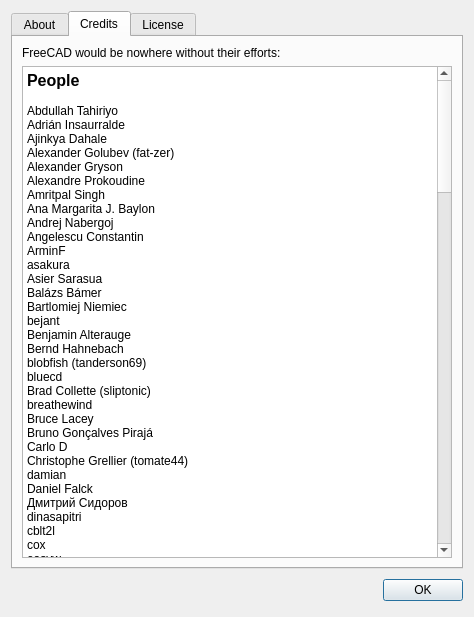
Old version of the form src/Gui/AboutApplication.ui in the repository southseact-3d/fcd.
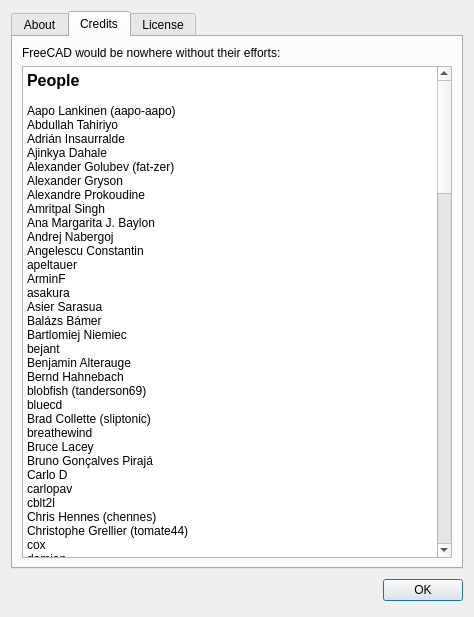
New version of the form. Icons and pictures are not drawn. Custom widgets are drawn as their Qt base class.

Commit message: Added new names to About-Credits info, tried to manually find new names from ~80 top public GitHub contributors.

The edit to the form file:
```diff
--- a/src/Gui/AboutApplication.ui
+++ b/src/Gui/AboutApplication.ui
@@ -307,6 +307,7 @@
 &lt;/style&gt;&lt;/head&gt;&lt;body style=&quot; font-family:'Fira Sans'; font-size:9pt; font-weight:400; font-style:normal;&quot;&gt;
 &lt;p style=&quot; margin-top:0px; margin-bottom:0px; margin-left:0px; margin-right:0px; -qt-block-indent:0; text-indent:0px;&quot;&gt;&lt;span style=&quot; font-size:12pt; font-weight:600;&quot;&gt;People&lt;/span&gt;&lt;/p&gt;
 &lt;p style=&quot;-qt-paragraph-type:empty; margin-top:0px; margin-bottom:0px; margin-left:0px; margin-right:0px; -qt-block-indent:0; text-indent:0px;&quot;&gt;&lt;br /&gt;&lt;/p&gt;
+&lt;p style=&quot; margin-top:0px; margin-bottom:0px; margin-left:0px; margin-right:0px; -qt-block-indent:0; text-indent:0px;&quot;&gt;Aapo Lankinen (aapo-aapo)&lt;/p&gt;
 &lt;p style=&quot; margin-top:0px; margin-bottom:0px; margin-left:0px; margin-right:0px; -qt-block-indent:0; text-indent:0px;&quot;&gt;Abdullah Tahiriyo&lt;/p&gt;
 &lt;p style=&quot; margin-top:0px; margin-bottom:0px; margin-left:0px; margin-right:0px; -qt-block-indent:0; text-indent:0px;&quot;&gt;Adrián Insaurralde&lt;/p&gt;
 &lt;p style=&quot; margin-top:0px; margin-bottom:0px; margin-left:0px; margin-right:0px; -qt-block-indent:0; text-indent:0px;&quot;&gt;Ajinkya Dahale&lt;/p&gt;
@@ -317,6 +318,7 @@
 &lt;p style=&quot; margin-top:0px; margin-bottom:0px; margin-left:0px; margin-right:0px; -qt-block-indent:0; text-indent:0px;&quot;&gt;Ana Margarita J. Baylon&lt;/p&gt;
 &lt;p style=&quot; margin-top:0px; margin-bottom:0px; margin-left:0px; margin-right:0px; -qt-block-indent:0; text-indent:0px;&quot;&gt;Andrej Nabergoj&lt;/p&gt;
 &lt;p style=&quot; margin-top:0px; margin-bottom:0px; margin-left:0px; margin-right:0px; -qt-block-indent:0; text-indent:0px;&quot;&gt;Angelescu Constantin&lt;/p&gt;
+&lt;p style=&quot; margin-top:0px; margin-bottom:0px; margin-left:0px; margin-right:0px; -qt-block-indent:0; text-indent:0px;&quot;&gt;apeltauer&lt;/p&gt;
 &lt;p style=&quot; margin-top:0px; margin-bottom:0px; margin-left:0px; margin-right:0px; -qt-block-indent:0; text-indent:0px;&quot;&gt;ArminF&lt;/p&gt;
 &lt;p style=&quot; margin-top:0px; margin-bottom:0px; margin-left:0px; margin-right:0px; -qt-block-indent:0; text-indent:0px;&quot;&gt;asakura&lt;/p&gt;
 &lt;p style=&quot; margin-top:0px; margin-bottom:0px; margin-left:0px; margin-right:0px; -qt-block-indent:0; text-indent:0px;&quot;&gt;Asier Sarasua&lt;/p&gt;
@@ -332,13 +334,19 @@
 &lt;p style=&quot; margin-top:0px; margin-bottom:0px; margin-left:0px; margin-right:0px; -qt-block-indent:0; text-indent:0px;&quot;&gt;Bruce Lacey&lt;/p&gt;
 &lt;p style=&quot; margin-top:0px; margin-bottom:0px; margin-left:0px; margin-right:0px; -qt-block-indent:0; text-indent:0px;&quot;&gt;Bruno Gonçalves Pirajá&lt;/p&gt;
 &lt;p style=&quot; margin-top:0px; margin-bottom:0px; margin-left:0px; margin-right:0px; -qt-block-indent:0; text-indent:0px;&quot;&gt;Carlo D&lt;/p&gt;
+&lt;p style=&quot; margin-top:0px; margin-bottom:0px; margin-left:0px; margin-right:0px; -qt-block-indent:0; text-indent:0px;&quot;&gt;carlopav&lt;/p&gt;
+&lt;p style=&quot; margin-top:0px; margin-bottom:0px; margin-left:0px; margin-right:0px; -qt-block-indent:0; text-indent:0px;&quot;&gt;cblt2l&lt;/p&gt;
+&lt;p style=&quot; margin-top:0px; margin-bottom:0px; margin-left:0px; margin-right:0px; -qt-block-indent:0; text-indent:0px;&quot;&gt;Chris Hennes (chennes)&lt;/p&gt;
 &lt;p style=&quot; margin-top:0px; margin-bottom:0px; margin-left:0px; margin-right:0px; -qt-block-indent:0; text-indent:0px;&quot;&gt;Christophe Grellier (tomate44)&lt;/p&gt;
+&lt;p style=&quot; margin-top:0px; margin-bottom:0px; margin-left:0px; margin-right:0px; -qt-block-indent:0; text-indent:0px;&quot;&gt;cox&lt;/p&gt;
 &lt;p style=&quot; margin-top:0px; margin-bottom:0px; margin-left:0px; margin-right:0px; -qt-block-indent:0; text-indent:0px;&quot;&gt;damian&lt;/p&gt;
 &lt;p style=&quot; margin-top:0px; margin-bottom:0px; margin-left:0px; margin-right:0px; -qt-block-indent:0; text-indent:0px;&quot;&gt;Daniel Falck&lt;/p&gt;
+&lt;p style=&quot; margin-top:0px; margin-bottom:0px; margin-left:0px; margin-right:0px; -qt-block-indent:0; text-indent:0px;&quot;&gt;Daniel Furtlehner (furti)&lt;/p&gt;
+&lt;p style=&quot; margin-top:0px; margin-bottom:0px; margin-left:0px; margin-right:0px; -qt-block-indent:0; text-indent:0px;&quot;&gt;Daniel Wood (dubstar-04)&lt;/p&gt;
+&lt;p style=&quot; margin-top:0px; margin-bottom:0px; margin-left:0px; margin-right:0px; -qt-block-indent:0; text-indent:0px;&quot;&gt;David Österberg (davidosterberg)&lt;/p&gt;
 &lt;p style=&quot; margin-top:0px; margin-bottom:0px; margin-left:0px; margin-right:0px; -qt-block-indent:0; text-indent:0px;&quot;&gt;Дмитрий Сидоров&lt;/p&gt;
 &lt;p style=&quot; margin-top:0px; margin-bottom:0px; margin-left:0px; margin-right:0px; -qt-block-indent:0; text-indent:0px;&quot;&gt;dinasapitri&lt;/p&gt;
-&lt;p style=&quot; margin-top:0px; margin-bottom:0px; margin-left:0px; margin-right:0px; -qt-block-indent:0; text-indent:0px;&quot;&gt;cblt2l&lt;/p&gt;
-&lt;p style=&quot; margin-top:0px; margin-bottom:0px; margin-left:0px; margin-right:0px; -qt-block-indent:0; text-indent:0px;&quot;&gt;cox&lt;/p&gt;
+&lt;p style=&quot; margin-top:0px; margin-bottom:0px; margin-left:0px; margin-right:0px; -qt-block-indent:0; text-indent:0px;&quot;&gt;Dion Moult (Moult)&lt;/p&gt;
 &lt;p style=&quot; margin-top:0px; margin-bottom:0px; margin-left:0px; margin-right:0px; -qt-block-indent:0; text-indent:0px;&quot;&gt;easyw&lt;/p&gt;
 &lt;p style=&quot; margin-top:0px; margin-bottom:0px; margin-left:0px; margin-right:0px; -qt-block-indent:0; text-indent:0px;&quot;&gt;Ediloren&lt;/p&gt;
 &lt;p style=&quot; margin-top:0px; margin-bottom:0px; margin-left:0px; margin-right:0px; -qt-block-indent:0; text-indent:0px;&quot;&gt;Eduardo Magdalena&lt;/p&gt;
@@ -347,10 +355,12 @@
 &lt;p style=&quot; margin-top:0px; margin-bottom:0px; margin-left:0px; margin-right:0px; -qt-block-indent:0; text-indent:0px;&quot;&gt;emmali73&lt;/p&gt;
 &lt;p style=&quot; margin-top:0px; margin-bottom:0px; margin-left:0px; margin-right:0px; -qt-block-indent:0; text-indent:0px;&quot;&gt;emills2&lt;/p&gt;
 &lt;p style=&quot; margin-top:0px; margin-bottom:0px; margin-left:0px; margin-right:0px; -qt-block-indent:0; text-indent:0px;&quot;&gt;emontra1&lt;/p&gt;
+&lt;p style=&quot; margin-top:0px; margin-bottom:0px; margin-left:0px; margin-right:0px; -qt-block-indent:0; text-indent:0px;&quot;&gt;Eric Trombly (etrombly)&lt;/p&gt;
 &lt;p style=&quot; margin-top:0px; margin-bottom:0px; margin-left:0px; margin-right:0px; -qt-block-indent:0; text-indent:0px;&quot;&gt;Ettore Atalan&lt;/p&gt;
 &lt;p style=&quot; margin-top:0px; margin-bottom:0px; margin-left:0px; margin-right:0px; -qt-block-indent:0; text-indent:0px;&quot;&gt;fandaL&lt;/p&gt;
 &lt;p style=&quot; margin-top:0px; margin-bottom:0px; margin-left:0px; margin-right:0px; -qt-block-indent:0; text-indent:0px;&quot;&gt;flachyjoe&lt;/p&gt;
 &lt;p style=&quot; margin-top:0px; margin-bottom:0px; margin-left:0px; margin-right:0px; -qt-block-indent:0; text-indent:0px;&quot;&gt;Федір&lt;/p&gt;
+&lt;p style=&quot; margin-top:0px; margin-bottom:0px; margin-left:0px; margin-right:0px; -qt-block-indent:0; text-indent:0px;&quot;&gt;Gabriel Wicke (gwicke)&lt;/p&gt;
 &lt;p style=&quot; margin-top:0px; margin-bottom:0px; margin-left:0px; margin-right:0px; -qt-block-indent:0; text-indent:0px;&quot;&gt;George Shuklin&lt;/p&gt;
 &lt;p style=&quot; margin-top:0px; margin-bottom:0px; margin-left:0px; margin-right:0px; -qt-block-indent:0; text-indent:0px;&quot;&gt;GeneFC&lt;/p&gt;
 &lt;p style=&quot; margin-top:0px; margin-bottom:0px; margin-left:0px; margin-right:0px; -qt-block-indent:0; text-indent:0px;&quot;&gt;Gerhard Scheepers&lt;/p&gt;
@@ -377,7 +387,7 @@
 &lt;p style=&quot; margin-top:0px; margin-bottom:0px; margin-left:0px; margin-right:0px; -qt-block-indent:0; text-indent:0px;&quot;&gt;ismailite&lt;/p&gt;
 &lt;p style=&quot; margin-top:0px; margin-bottom:0px; margin-left:0px; margin-right:0px; -qt-block-indent:0; text-indent:0px;&quot;&gt;Jan Rheinlaender&lt;/p&gt;
 &lt;p style=&quot; margin-top:0px; margin-bottom:0px; margin-left:0px; margin-right:0px; -qt-block-indent:0; text-indent:0px;&quot;&gt;javierMG&lt;/p&gt;
-&lt;p style=&quot; margin-top:0px; margin-bottom:0px; margin-left:0px; margin-right:0px; -qt-block-indent:0; text-indent:0px;&quot;&gt;Jean-Marie Verdun&lt;/p&gt;
+&lt;p style=&quot; margin-top:0px; margin-bottom:0px; margin-left:0px; margin-right:0px; -qt-block-indent:0; text-indent:0px;&quot;&gt;Jean-Marie Verdun (vejmarie)&lt;/p&gt;
 &lt;p style=&quot; margin-top:0px; margin-bottom:0px; margin-left:0px; margin-right:0px; -qt-block-indent:0; text-indent:0px;&quot;&gt;Jean-Pierre Granet&lt;/p&gt;
 &lt;p style=&quot; margin-top:0px; margin-bottom:0px; margin-left:0px; margin-right:0px; -qt-block-indent:0; text-indent:0px;&quot;&gt;Jee-Bee&lt;/p&gt;
 &lt;p style=&quot; margin-top:0px; margin-bottom:0px; margin-left:0px; margin-right:0px; -qt-block-indent:0; text-indent:0px;&quot;&gt;jeno&lt;/p&gt;
@@ -400,7 +410,7 @@
 &lt;p style=&quot; margin-top:0px; margin-bottom:0px; margin-left:0px; margin-right:0px; -qt-block-indent:0; text-indent:0px;&quot;&gt;Kresimir Tusek&lt;/p&gt;
 &lt;p style=&quot; margin-top:0px; margin-bottom:0px; margin-left:0px; margin-right:0px; -qt-block-indent:0; text-indent:0px;&quot;&gt;Kris Krn (Onesz)&lt;/p&gt;
 &lt;p style=&quot; margin-top:0px; margin-bottom:0px; margin-left:0px; margin-right:0px; -qt-block-indent:0; text-indent:0px;&quot;&gt;kunguz&lt;/p&gt;
-&lt;p style=&quot; margin-top:0px; margin-bottom:0px; margin-left:0px; margin-right:0px; -qt-block-indent:0; text-indent:0px;&quot;&gt;Kurt Kremitzki&lt;/p&gt;
+&lt;p style=&quot; margin-top:0px; margin-bottom:0px; margin-left:0px; margin-right:0px; -qt-block-indent:0; text-indent:0px;&quot;&gt;Kurt Kremitzki (kkremitzki)&lt;/p&gt;
 &lt;p style=&quot; margin-top:0px; margin-bottom:0px; margin-left:0px; margin-right:0px; -qt-block-indent:0; text-indent:0px;&quot;&gt;Laur Liuhka&lt;/p&gt;
 &lt;p style=&quot; margin-top:0px; margin-bottom:0px; margin-left:0px; margin-right:0px; -qt-block-indent:0; text-indent:0px;&quot;&gt;Lars&lt;/p&gt;
 &lt;p style=&quot; margin-top:0px; margin-bottom:0px; margin-left:0px; margin-right:0px; -qt-block-indent:0; text-indent:0px;&quot;&gt;Le Loup&lt;/p&gt;
@@ -415,10 +425,12 @@
 &lt;p style=&quot; margin-top:0px; margin-bottom:0px; margin-left:0px; margin-right:0px; -qt-block-indent:0; text-indent:0px;&quot;&gt;luzpaz (Kunda1)&lt;/p&gt;
 &lt;p style=&quot; margin-top:0px; margin-bottom:0px; margin-left:0px; margin-right:0px; -qt-block-indent:0; text-indent:0px;&quot;&gt;Manel (Quenzo)&lt;/p&gt;
 &lt;p style=&quot; margin-top:0px; margin-bottom:0px; margin-left:0px; margin-right:0px; -qt-block-indent:0; text-indent:0px;&quot;&gt;Марко Пејовић&lt;/p&gt;
+&lt;p style=&quot; margin-top:0px; margin-bottom:0px; margin-left:0px; margin-right:0px; -qt-block-indent:0; text-indent:0px;&quot;&gt;marioalexis84&lt;/p&gt;
 &lt;p style=&quot; margin-top:0px; margin-bottom:0px; margin-left:0px; margin-right:0px; -qt-block-indent:0; text-indent:0px;&quot;&gt;Marin F&lt;/p&gt;
 &lt;p style=&quot; margin-top:0px; margin-bottom:0px; margin-left:0px; margin-right:0px; -qt-block-indent:0; text-indent:0px;&quot;&gt;Mark Ganson (TheMarkster)&lt;/p&gt;
 &lt;p style=&quot; margin-top:0px; margin-bottom:0px; margin-left:0px; margin-right:0px; -qt-block-indent:0; text-indent:0px;&quot;&gt;Markus Hovorka (drhooves)&lt;/p&gt;
-&lt;p style=&quot; margin-top:0px; margin-bottom:0px; margin-left:0px; margin-right:0px; -qt-block-indent:0; text-indent:0px;&quot;&gt;Markus Lampert&lt;/p&gt;
+&lt;p style=&quot; margin-top:0px; margin-bottom:0px; margin-left:0px; margin-right:0px; -qt-block-indent:0; text-indent:0px;&quot;&gt;Markus Lampert (mlampert)&lt;/p&gt;
+&lt;p style=&quot; margin-top:0px; margin-bottom:0px; margin-left:0px; margin-right:0px; -qt-block-indent:0; text-indent:0px;&quot;&gt;Markus Reitboeck (mrpilot2)&lt;/p&gt;
 &lt;p style=&quot; margin-top:0px; margin-bottom:0px; margin-left:0px; margin-right:0px; -qt-block-indent:0; text-indent:0px;&quot;&gt;Marosh&lt;/p&gt;
 &lt;p style=&quot; margin-top:0px; margin-bottom:0px; margin-left:0px; margin-right:0px; -qt-block-indent:0; text-indent:0px;&quot;&gt;Masaya Ootsuki&lt;/p&gt;
 &lt;p style=&quot; margin-top:0px; margin-bottom:0px; margin-left:0px; margin-right:0px; -qt-block-indent:0; text-indent:0px;&quot;&gt;Mateusz Skowroński (f3nix)&lt;/p&gt;
@@ -441,8 +453,8 @@
 &lt;p style=&quot; margin-top:0px; margin-bottom:0px; margin-left:0px; margin-right:0px; -qt-block-indent:0; text-indent:0px;&quot;&gt;Ori222&lt;/p&gt;
 &lt;p style=&quot; margin-top:0px; margin-bottom:0px; margin-left:0px; margin-right:0px; -qt-block-indent:0; text-indent:0px;&quot;&gt;Pablo Gil&lt;/p&gt;
 &lt;p style=&quot; margin-top:0px; margin-bottom:0px; margin-left:0px; margin-right:0px; -qt-block-indent:0; text-indent:0px;&quot;&gt;Pasi Kukkola&lt;/p&gt;
-&lt;p style=&quot; margin-top:0px; margin-bottom:0px; margin-left:0px; margin-right:0px; -qt-block-indent:0; text-indent:0px;&quot;&gt;Paul Lee&lt;/p&gt;
-&lt;p style=&quot; margin-top:0px; margin-bottom:0px; margin-left:0px; margin-right:0px; -qt-block-indent:0; text-indent:0px;&quot;&gt;Pekka Roivainen&lt;/p&gt;
+&lt;p style=&quot; margin-top:0px; margin-bottom:0px; margin-left:0px; margin-right:0px; -qt-block-indent:0; text-indent:0px;&quot;&gt;Paul Lee (paullee0)&lt;/p&gt;
+&lt;p style=&quot; margin-top:0px; margin-bottom:0px; margin-left:0px; margin-right:0px; -qt-block-indent:0; text-indent:0px;&quot;&gt;Pekka Roivainen (pekkaroi)&lt;/p&gt;
 &lt;p style=&quot; margin-top:0px; margin-bottom:0px; margin-left:0px; margin-right:0px; -qt-block-indent:0; text-indent:0px;&quot;&gt;Peta T&lt;/p&gt;
 &lt;p style=&quot; margin-top:0px; margin-bottom:0px; margin-left:0px; margin-right:0px; -qt-block-indent:0; text-indent:0px;&quot;&gt;Peter Hageman&lt;/p&gt;
 &lt;p style=&quot; margin-top:0px; margin-bottom:0px; margin-left:0px; margin-right:0px; -qt-block-indent:0; text-indent:0px;&quot;&gt;Peter Klofutar&lt;/p&gt;
@@ -457,12 +469,12 @@
 &lt;p style=&quot; margin-top:0px; margin-bottom:0px; margin-left:0px; margin-right:0px; -qt-block-indent:0; text-indent:0px;&quot;&gt;Refael Moya (bitacovir)&lt;/p&gt;
 &lt;p style=&quot; margin-top:0px; margin-bottom:0px; margin-left:0px; margin-right:0px; -qt-block-indent:0; text-indent:0px;&quot;&gt;rako&lt;/p&gt;
 &lt;p style=&quot; margin-top:0px; margin-bottom:0px; margin-left:0px; margin-right:0px; -qt-block-indent:0; text-indent:0px;&quot;&gt;Raulshc&lt;/p&gt;
-&lt;p style=&quot; margin-top:0px; margin-bottom:0px; margin-left:0px; margin-right:0px; -qt-block-indent:0; text-indent:0px;&quot;&gt;realthunder&lt;/p&gt;
 &lt;p style=&quot; margin-top:0px; margin-bottom:0px; margin-left:0px; margin-right:0px; -qt-block-indent:0; text-indent:0px;&quot;&gt;Renato Rebelo&lt;/p&gt;
 &lt;p style=&quot; margin-top:0px; margin-bottom:0px; margin-left:0px; margin-right:0px; -qt-block-indent:0; text-indent:0px;&quot;&gt;Renato Rivoira&lt;/p&gt;
 &lt;p style=&quot; margin-top:0px; margin-bottom:0px; margin-left:0px; margin-right:0px; -qt-block-indent:0; text-indent:0px;&quot;&gt;Rentlau&lt;/p&gt;
 &lt;p style=&quot; margin-top:0px; margin-bottom:0px; margin-left:0px; margin-right:0px; -qt-block-indent:0; text-indent:0px;&quot;&gt;R. Kuster&lt;/p&gt;
 &lt;p style=&quot; margin-top:0px; margin-bottom:0px; margin-left:0px; margin-right:0px; -qt-block-indent:0; text-indent:0px;&quot;&gt;† Roland Frank (1970-2017) Thanks for everything, Roland!&lt;/p&gt;
+&lt;p style=&quot; margin-top:0px; margin-bottom:0px; margin-left:0px; margin-right:0px; -qt-block-indent:0; text-indent:0px;&quot;&gt;Roy-043&lt;/p&gt;
 &lt;p style=&quot; margin-top:0px; margin-bottom:0px; margin-left:0px; margin-right:0px; -qt-block-indent:0; text-indent:0px;&quot;&gt;Russell Johnson (russ4262)&lt;/p&gt;
 &lt;p style=&quot; margin-top:0px; margin-bottom:0px; margin-left:0px; margin-right:0px; -qt-block-indent:0; text-indent:0px;&quot;&gt;Ryan Pavlik&lt;/p&gt;
 &lt;p style=&quot; margin-top:0px; margin-bottom:0px; margin-left:0px; margin-right:0px; -qt-block-indent:0; text-indent:0px;&quot;&gt;Sabin Iacob&lt;/p&gt;
@@ -470,7 +482,7 @@
 &lt;p style=&quot; margin-top:0px; margin-bottom:0px; margin-left:0px; margin-right:0px; -qt-block-indent:0; text-indent:0px;&quot;&gt;sema&lt;/p&gt;
 &lt;p style=&quot; margin-top:0px; margin-bottom:0px; margin-left:0px; margin-right:0px; -qt-block-indent:0; text-indent:0px;&quot;&gt;Sergo Pogosyan (usakhelo)&lt;/p&gt;
 &lt;p style=&quot; margin-top:0px; margin-bottom:0px; margin-left:0px; margin-right:0px; -qt-block-indent:0; text-indent:0px;&quot;&gt;sgrogan&lt;/p&gt;
-&lt;p style=&quot; margin-top:0px; margin-bottom:0px; margin-left:0px; margin-right:0px; -qt-block-indent:0; text-indent:0px;&quot;&gt;Shai Seger&lt;/p&gt;
+&lt;p style=&quot; margin-top:0px; margin-bottom:0px; margin-left:0px; margin-right:0px; -qt-block-indent:0; text-indent:0px;&quot;&gt;Shai Seger (shaise)&lt;/p&gt;
 &lt;p style=&quot; margin-top:0px; margin-bottom:0px; margin-left:0px; margin-right:0px; -qt-block-indent:0; text-indent:0px;&quot;&gt;shoogen&lt;/p&gt;
 &lt;p style=&quot; margin-top:0px; margin-bottom:0px; margin-left:0px; margin-right:0px; -qt-block-indent:0; text-indent:0px;&quot;&gt;siemsiem&lt;/p&gt;
 &lt;p style=&quot; margin-top:0px; margin-bottom:0px; margin-left:0px; margin-right:0px; -qt-block-indent:0; text-indent:0px;&quot;&gt;Skywalker21&lt;/p&gt;
@@ -478,15 +490,17 @@
 &lt;p style=&quot; margin-top:0px; margin-bottom:0px; margin-left:0px; margin-right:0px; -qt-block-indent:0; text-indent:0px;&quot;&gt;Stefan Tröger (ickby)&lt;/p&gt;
 &lt;p style=&quot; margin-top:0px; margin-bottom:0px; margin-left:0px; margin-right:0px; -qt-block-indent:0; text-indent:0px;&quot;&gt;stoflap&lt;/p&gt;
 &lt;p style=&quot; margin-top:0px; margin-bottom:0px; margin-left:0px; margin-right:0px; -qt-block-indent:0; text-indent:0px;&quot;&gt;SweeverDev&lt;/p&gt;
+&lt;p style=&quot; margin-top:0px; margin-bottom:0px; margin-left:0px; margin-right:0px; -qt-block-indent:0; text-indent:0px;&quot;&gt;Syres916&lt;/p&gt;
 &lt;p style=&quot; margin-top:0px; margin-bottom:0px; margin-left:0px; margin-right:0px; -qt-block-indent:0; text-indent:0px;&quot;&gt;Thomas Schrader&lt;/p&gt;
 &lt;p style=&quot; margin-top:0px; margin-bottom:0px; margin-left:0px; margin-right:0px; -qt-block-indent:0; text-indent:0px;&quot;&gt;王凌川&lt;/p&gt;
 &lt;p style=&quot; margin-top:0px; margin-bottom:0px; margin-left:0px; margin-right:0px; -qt-block-indent:0; text-indent:0px;&quot;&gt;Timo Seppola&lt;/p&gt;
+&lt;p style=&quot; margin-top:0px; margin-bottom:0px; margin-left:0px; margin-right:0px; -qt-block-indent:0; text-indent:0px;&quot;&gt;Tomas Pavlicek (pavltom)&lt;/p&gt;
 &lt;p style=&quot; margin-top:0px; margin-bottom:0px; margin-left:0px; margin-right:0px; -qt-block-indent:0; text-indent:0px;&quot;&gt;totyg&lt;/p&gt;
 &lt;p style=&quot; margin-top:0px; margin-bottom:0px; margin-left:0px; margin-right:0px; -qt-block-indent:0; text-indent:0px;&quot;&gt;triplus&lt;/p&gt;
 &lt;p style=&quot; margin-top:0px; margin-bottom:0px; margin-left:0px; margin-right:0px; -qt-block-indent:0; text-indent:0px;&quot;&gt;trzyha&lt;/p&gt;
 &lt;p style=&quot; margin-top:0px; margin-bottom:0px; margin-left:0px; margin-right:0px; -qt-block-indent:0; text-indent:0px;&quot;&gt;ulrich1a&lt;/p&gt;
 &lt;p style=&quot; margin-top:0px; margin-bottom:0px; margin-left:0px; margin-right:0px; -qt-block-indent:0; text-indent:0px;&quot;&gt;UR_&lt;/p&gt;
-&lt;p style=&quot; margin-top:0px; margin-bottom:0px; margin-left:0px; margin-right:0px; -qt-block-indent:0; text-indent:0px;&quot;&gt;Uwe Stöhr&lt;/p&gt;
+&lt;p style=&quot; margin-top:0px; margin-bottom:0px; margin-left:0px; margin-right:0px; -qt-block-indent:0; text-indent:0px;&quot;&gt;Uwe Stöhr (donovaly)&lt;/p&gt;
 &lt;p style=&quot; margin-top:0px; margin-bottom:0px; margin-left:0px; margin-right:0px; -qt-block-indent:0; text-indent:0px;&quot;&gt;Victor Radulescu&lt;/p&gt;
 &lt;p style=&quot; margin-top:0px; margin-bottom:0px; margin-left:0px; margin-right:0px; -qt-block-indent:0; text-indent:0px;&quot;&gt;Victor Titov (DeepSOIC)&lt;/p&gt;
 &lt;p style=&quot; margin-top:0px; margin-bottom:0px; margin-left:0px; margin-right:0px; -qt-block-indent:0; text-indent:0px;&quot;&gt;Vilfredo&lt;/p&gt;
@@ -494,13 +508,15 @@
 &lt;p style=&quot; margin-top:0px; margin-bottom:0px; margin-left:0px; margin-right:0px; -qt-block-indent:0; text-indent:0px;&quot;&gt;Vocx&lt;/p&gt;
 &lt;p style=&quot; margin-top:0px; margin-bottom:0px; margin-left:0px; margin-right:0px; -qt-block-indent:0; text-indent:0px;&quot;&gt;WandererFan&lt;/p&gt;
 &lt;p style=&quot; margin-top:0px; margin-bottom:0px; margin-left:0px; margin-right:0px; -qt-block-indent:0; text-indent:0px;&quot;&gt;wbrwbr2011&lt;/p&gt;
-&lt;p style=&quot; margin-top:0px; margin-bottom:0px; margin-left:0px; margin-right:0px; -qt-block-indent:0; text-indent:0px;&quot;&gt;Werner Mayer&lt;/p&gt;
+&lt;p style=&quot; margin-top:0px; margin-bottom:0px; margin-left:0px; margin-right:0px; -qt-block-indent:0; text-indent:0px;&quot;&gt;Werner Mayer (wwmayer)&lt;/p&gt;
 &lt;p style=&quot; margin-top:0px; margin-bottom:0px; margin-left:0px; margin-right:0px; -qt-block-indent:0; text-indent:0px;&quot;&gt;Willem&lt;/p&gt;
 &lt;p style=&quot; margin-top:0px; margin-bottom:0px; margin-left:0px; margin-right:0px; -qt-block-indent:0; text-indent:0px;&quot;&gt;Wurstwasser&lt;/p&gt;
 &lt;p style=&quot; margin-top:0px; margin-bottom:0px; margin-left:0px; margin-right:0px; -qt-block-indent:0; text-indent:0px;&quot;&gt;yang12&lt;/p&gt;
-&lt;p style=&quot; margin-top:0px; margin-bottom:0px; margin-left:0px; margin-right:0px; -qt-block-indent:0; text-indent:0px;&quot;&gt;Yorik van Havre&lt;/p&gt;
+&lt;p style=&quot; margin-top:0px; margin-bottom:0px; margin-left:0px; margin-right:0px; -qt-block-indent:0; text-indent:0px;&quot;&gt;Yorik van Havre (yorikvanhavre)&lt;/p&gt;
 &lt;p style=&quot; margin-top:0px; margin-bottom:0px; margin-left:0px; margin-right:0px; -qt-block-indent:0; text-indent:0px;&quot;&gt;zararina&lt;/p&gt;
 &lt;p style=&quot; margin-top:0px; margin-bottom:0px; margin-left:0px; margin-right:0px; -qt-block-indent:0; text-indent:0px;&quot;&gt;Zdeněk Havlík&lt;/p&gt;
+&lt;p style=&quot; margin-top:0px; margin-bottom:0px; margin-left:0px; margin-right:0px; -qt-block-indent:0; text-indent:0px;&quot;&gt;Zheng Lei (realthunder)&lt;/p&gt;
+&lt;p style=&quot; margin-top:0px; margin-bottom:0px; margin-left:0px; margin-right:0px; -qt-block-indent:0; text-indent:0px;&quot;&gt;0penBrain&lt;/p&gt;
 &lt;p style=&quot; margin-top:0px; margin-bottom:0px; margin-left:0px; margin-right:0px; -qt-block-indent:0; text-indent:0px;&quot;&gt;7ofnine&lt;/p&gt;
 &lt;p style=&quot;-qt-paragraph-type:empty; margin-top:0px; margin-bottom:0px; margin-left:0px; margin-right:0px; -qt-block-indent:0; text-indent:0px;&quot;&gt;&lt;br /&gt;&lt;/p&gt;
 &lt;p style=&quot; margin-top:0px; margin-bottom:0px; margin-left:0px; margin-right:0px; -qt-block-indent:0; text-indent:0px;&quot;&gt;&lt;span style=&quot; font-size:12pt; font-weight:600;&quot;&gt;Firms&lt;/span&gt;&lt;/p&gt;
```
